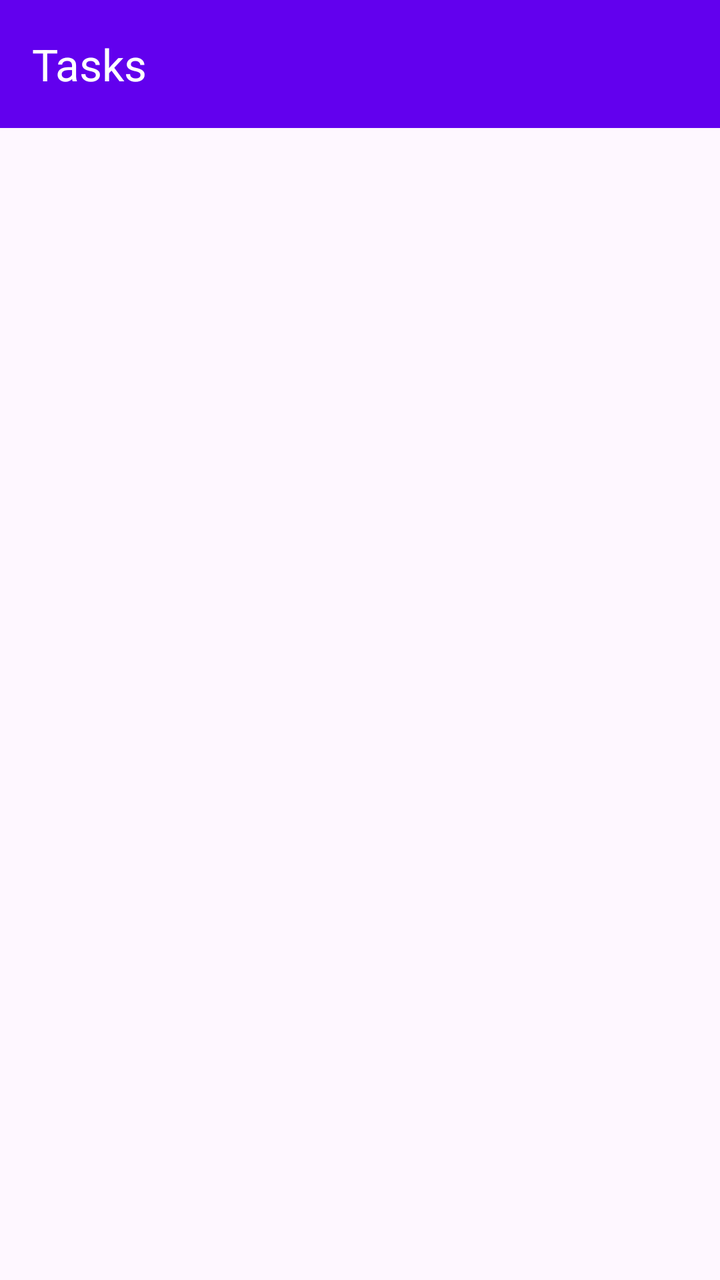
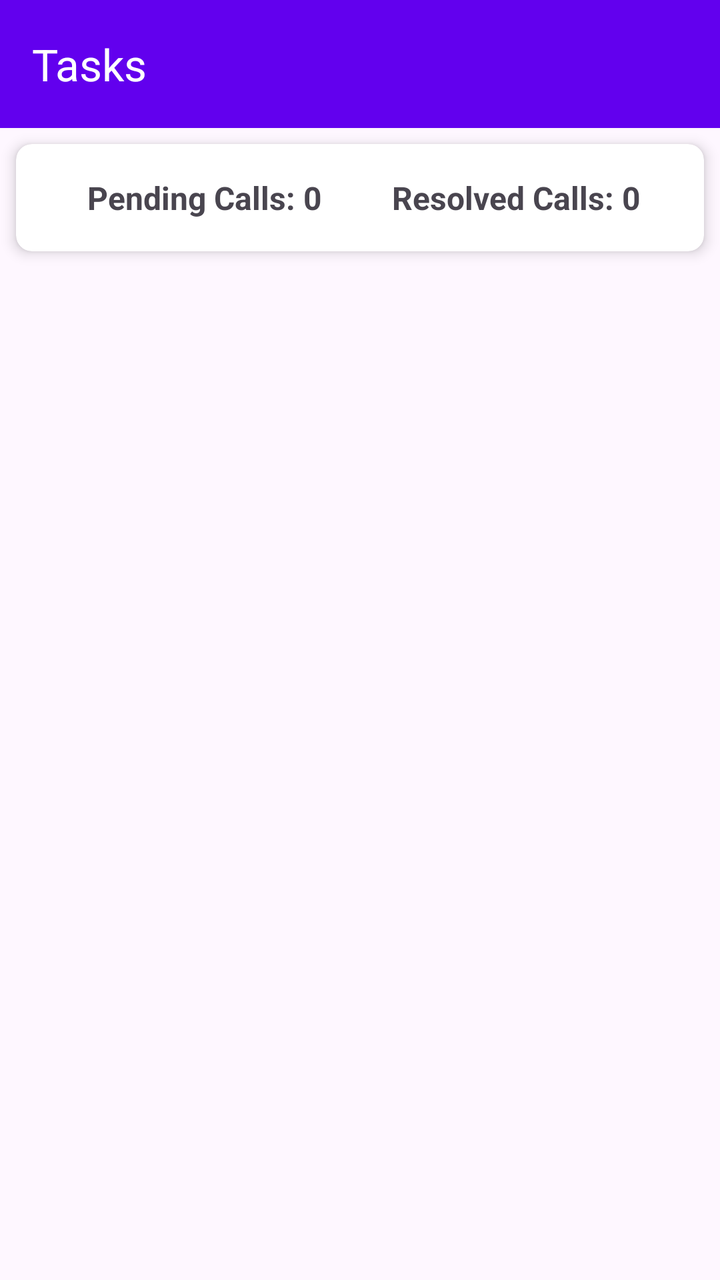

Before-and-after screenshots of an Android layout around one commit, followed by the original layout XML and the change that was made.
<!-- AndroidManifest.xml: application theme Theme.HRM -->
<!-- res/layout/activity_tasks.xml -->
<?xml version="1.0" encoding="utf-8"?>
<LinearLayout xmlns:android="http://schemas.android.com/apk/res/android"
    xmlns:app="http://schemas.android.com/apk/res-auto"
    xmlns:tools="http://schemas.android.com/tools"
    android:layout_width="match_parent"
    android:layout_height="match_parent"
    android:orientation="vertical"
    tools:context=".TasksActivity">

    <com.google.android.material.appbar.AppBarLayout
        android:layout_width="match_parent"
        android:layout_height="wrap_content">

        <androidx.appcompat.widget.Toolbar
            android:id="@+id/toolbar"
            android:layout_width="match_parent"
            android:layout_height="?attr/actionBarSize"
            android:background="?attr/colorPrimary"
            app:title="Tasks"
            app:titleTextColor="@android:color/white" />

    </com.google.android.material.appbar.AppBarLayout>

    <androidx.recyclerview.widget.RecyclerView
        android:id="@+id/tasksRecyclerView"
        android:layout_width="match_parent"
        android:layout_height="match_parent"
        android:padding="8dp" />

</LinearLayout>
<!-- resources referenced by this layout -->
<resources>
  <style name="Theme.HRM" parent="Base.Theme.HRM" />
  <style name="Base.Theme.HRM" parent="Theme.Material3.DayNight.NoActionBar">
          
          <item name="colorPrimary">@color/my_light_primary</item>
      </style>
  <color name="my_light_primary">#FF6200EE</color>
</resources>

<!-- the commit's change to res/layout/activity_tasks.xml (unified diff, before → after) -->
@@ -21,6 +21,41 @@
 
     </com.google.android.material.appbar.AppBarLayout>
 
+    <androidx.cardview.widget.CardView
+        android:layout_width="match_parent"
+        android:layout_height="wrap_content"
+        android:layout_margin="8dp"
+        app:cardCornerRadius="8dp"
+        app:cardElevation="4dp">
+
+        <LinearLayout
+            android:layout_width="match_parent"
+            android:layout_height="wrap_content"
+            android:orientation="horizontal"
+            android:padding="16dp">
+
+            <TextView
+                android:id="@+id/pendingCallsTextView"
+                android:layout_width="0dp"
+                android:layout_height="wrap_content"
+                android:layout_weight="1"
+                android:gravity="center"
+                android:text="Pending Calls: 0"
+                android:textSize="16sp"
+                android:textStyle="bold" />
+
+            <TextView
+                android:id="@+id/resolvedCallsTextView"
+                android:layout_width="0dp"
+                android:layout_height="wrap_content"
+                android:layout_weight="1"
+                android:gravity="center"
+                android:text="Resolved Calls: 0"
+                android:textSize="16sp"
+                android:textStyle="bold" />
+        </LinearLayout>
+    </androidx.cardview.widget.CardView>
+
     <androidx.recyclerview.widget.RecyclerView
         android:id="@+id/tasksRecyclerView"
         android:layout_width="match_parent"
